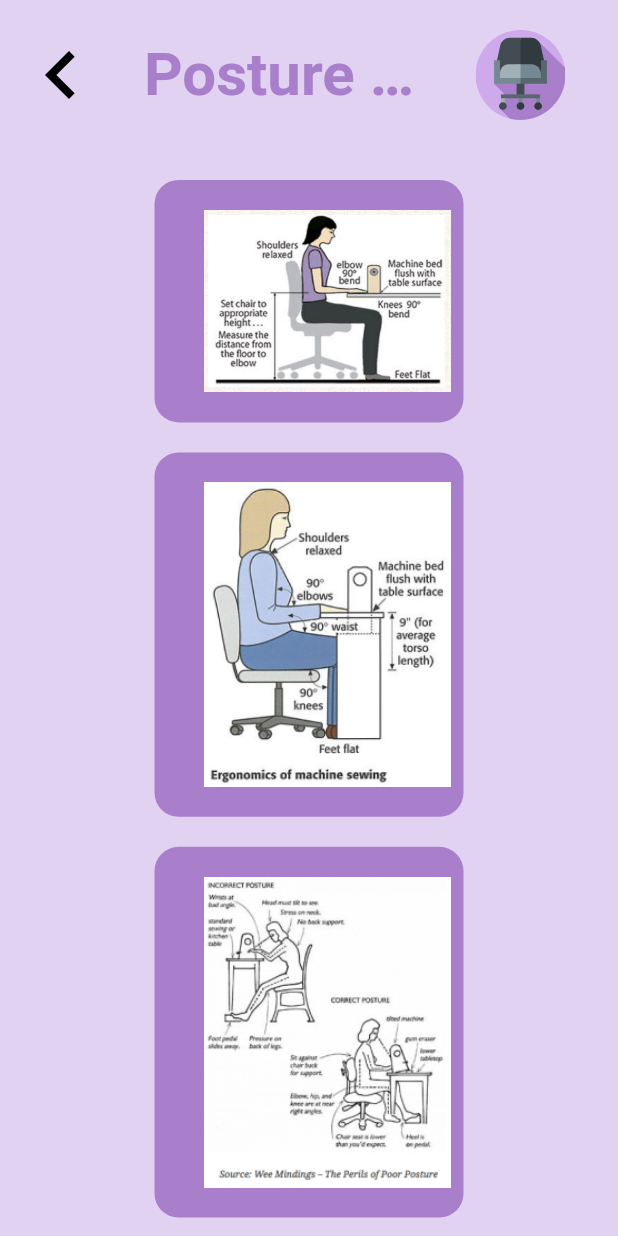
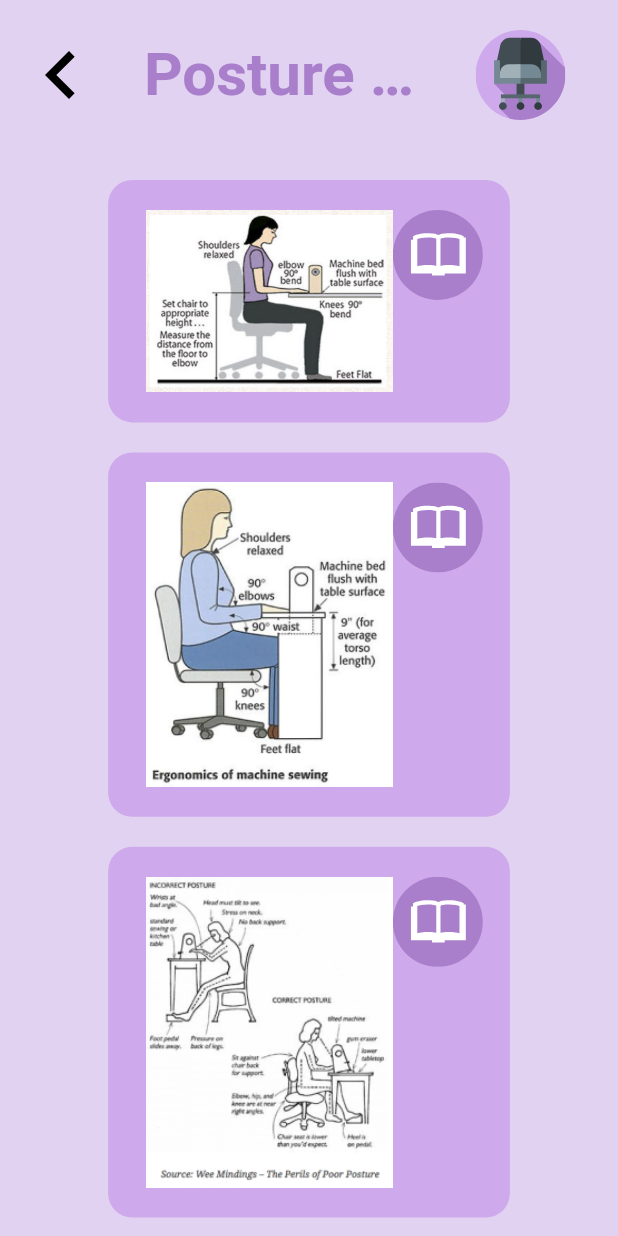
Before and after one commit to AnuradhaDev96/posture_detect_web_tool, a Flutter app: the PostureGuidePage screen opened directly, on a phone screen of 412 x 824 dp. Run offline on Flutter 3.47's test engine with Material 2 defaults, Android fonts, the light colour scheme and no system bars; our stand-ins replace audioplayers, camera, cloud_firestore, firebase_core, flutter_bloc, flutter_svg; missing offline and left inert: dart:html; accounts and stored records are empty; statements that could not run were skipped.

Commit message:
Read more capability

```diff
--- a/web_app/lib/screens/posture_guide/posture_guide_page.dart
+++ b/web_app/lib/screens/posture_guide/posture_guide_page.dart
@@ -55,18 +55,25 @@ class PostureGuidePage extends StatelessWidget {
                   ),
                 ),
                 child: Container(
-                  width: MediaQuery.sizeOf(context).width * 0.5,
+                  width: MediaQuery.sizeOf(context).width * 0.65,
                   decoration: BoxDecoration(
-                    color: AppColors.indigo1,
+                    color: AppColors.indigo3,
                     borderRadius: BorderRadius.circular(16.0),
                   ),
                   margin: const EdgeInsets.only(top: 20.0),
-                  padding: const EdgeInsets.only(left: 25.0, top: 20, bottom: 20),
-                  child: Center(
+                  padding: const EdgeInsets.only(left: 25.0, top: 20, bottom: 20, right: 25.0),
+                  child: Row(
+                    mainAxisAlignment: MainAxisAlignment.spaceBetween,
+                    crossAxisAlignment: CrossAxisAlignment.start,
+                    children: [
+                      Center(
                         child: SizedBox(
                           width: MediaQuery.sizeOf(context).width * 0.4,
                           child: Image.asset(Assets.guide1png, fit: BoxFit.fitHeight),
                         ),
+                      ),
+                      SvgPicture.asset(Assets.readMoreIcon, width: 60, height: 60),
+                    ],
                   ),
                 ),
               ),
@@ -78,18 +85,25 @@ class PostureGuidePage extends StatelessWidget {
               child: GestureDetector(
                 onTap: () => _launchBlogSite('https://www.linkedin.com/pulse/ergo-sew-chair-why-ed-dominguez/'),
                 child: Container(
-                  width: MediaQuery.sizeOf(context).width * 0.5,
+                  width: MediaQuery.sizeOf(context).width * 0.65,
                   decoration: BoxDecoration(
-                    color: AppColors.indigo1,
+                    color: AppColors.indigo3,
                     borderRadius: BorderRadius.circular(16.0),
                   ),
                   margin: const EdgeInsets.only(top: 20.0),
-                  padding: const EdgeInsets.only(left: 25.0, top: 20, bottom: 20),
-                  child: Center(
+                  padding: const EdgeInsets.only(left: 25.0, top: 20, bottom: 20, right: 25.0),
+                  child: Row(
+                    mainAxisAlignment: MainAxisAlignment.spaceBetween,
+                    crossAxisAlignment: CrossAxisAlignment.start,
+                    children: [
+                      Center(
                         child: SizedBox(
                           width: MediaQuery.sizeOf(context).width * 0.4,
                           child: Image.asset(Assets.guide2png, fit: BoxFit.fitHeight),
                         ),
+                      ),
+                      SvgPicture.asset(Assets.readMoreIcon, width: 60, height: 60),
+                    ],
                   ),
                 ),
               ),
@@ -101,18 +115,25 @@ class PostureGuidePage extends StatelessWidget {
               child: GestureDetector(
                 onTap: () => _launchBlogSite('https://thequiltshow.com/quiltipedia/what-are-ergonomics-for-quilters/'),
                 child: Container(
-                  width: MediaQuery.sizeOf(context).width * 0.5,
+                  width: MediaQuery.sizeOf(context).width * 0.65,
                   decoration: BoxDecoration(
-                    color: AppColors.indigo1,
+                    color: AppColors.indigo3,
                     borderRadius: BorderRadius.circular(16.0),
                   ),
                   margin: const EdgeInsets.only(top: 20.0, bottom: 30.0),
-                  padding: const EdgeInsets.only(left: 25.0, top: 20, bottom: 20),
-                  child: Center(
+                  padding: const EdgeInsets.only(left: 25.0, top: 20, bottom: 20, right: 25.0),
+                  child: Row(
+                    mainAxisAlignment: MainAxisAlignment.spaceBetween,
+                    crossAxisAlignment: CrossAxisAlignment.start,
+                    children: [
+                      Center(
                         child: SizedBox(
                           width: MediaQuery.sizeOf(context).width * 0.4,
                           child: Image.asset(Assets.guide3png, fit: BoxFit.fitHeight),
                         ),
+                      ),
+                      SvgPicture.asset(Assets.readMoreIcon, width: 60, height: 60),
+                    ],
                   ),
                 ),
               ),
--- a/web_app/lib/themes/app_colors.dart
+++ b/web_app/lib/themes/app_colors.dart
@@ -3,4 +3,5 @@ import 'dart:ui';
 abstract class AppColors {
   static const indigo1 = Color(0xFFA97FCB);
   static const indigo2 = Color(0xFFE2D2F2);
+  static const indigo3 = Color(0xFFCEA9EB);
 }
--- a/web_app/lib/utils/assets.dart
+++ b/web_app/lib/utils/assets.dart
@@ -2,6 +2,7 @@ abstract class Assets {
   static const seatIcon = 'assets/svg/seat_icon.svg';
   static const leftArrowIcon = 'assets/svg/left_arrow_sharp.svg';
   static const rightArrowFilled = 'assets/svg/right_arrow_black_filled.svg';
+  static const readMoreIcon = 'assets/svg/read_more_icon.svg';
 
   static const goodIcon = 'assets/svg/good_icon.svg';
   static const badIcon = 'assets/svg/bad_icon.svg';
```
Also changed, not shown: web_app/assets/svg/read_more_icon.svg (added). Lines whose indentation alone changed are shown as unchanged.
